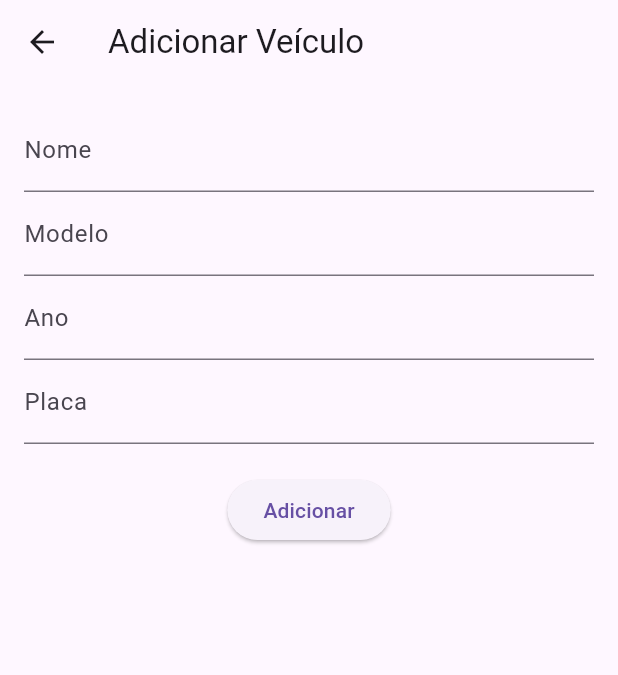
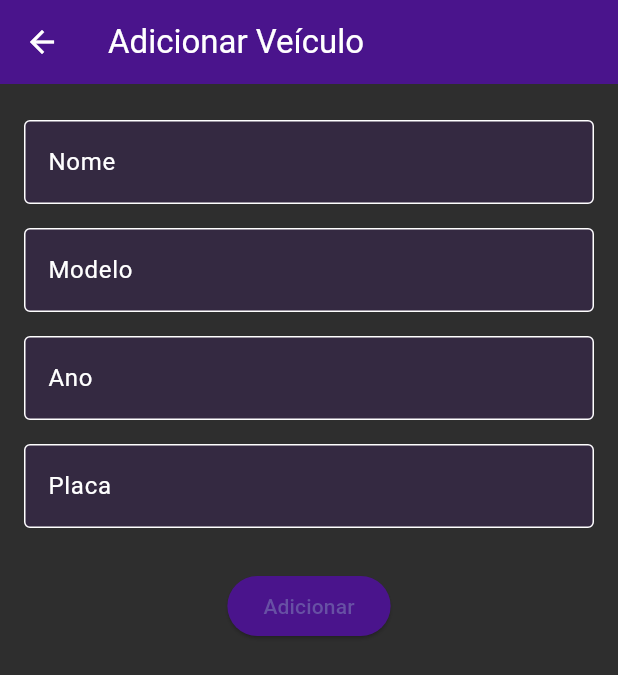
Before and after one commit to Hideyuki73/ControleAbastecimento, a Flutter app: the AdicionarVeiculoScreen screen opened directly, on a phone screen of 412 x 824 dp. Shown: the top 675 px of the screen. Run offline on Flutter 3.47's test engine with Material 3 defaults, Android fonts, the light colour scheme and no system bars; our stand-ins replace cloud_firestore, firebase_auth, firebase_core; accounts and stored records are empty.

Commit message:
Deixando as telas bonitas

```diff
--- a/lib/main.dart
+++ b/lib/main.dart
@@ -1,3 +1,9 @@
+import 'package:controle_combustivel/screens/adicionar_veiculo_screen.dart';
+import 'package:controle_combustivel/screens/historico_abastecimentos_screen.dart';
+import 'package:controle_combustivel/screens/home_screen.dart';
+import 'package:controle_combustivel/screens/login_screen.dart';
+import 'package:controle_combustivel/screens/meus_veiculos_screen.dart';
+import 'package:controle_combustivel/screens/perfil_screen.dart';
 import 'package:firebase_core/firebase_core.dart';
 import 'package:flutter/material.dart';
 import 'firebase_options.dart';
--- a/lib/screens/adicionar_veiculo_screen.dart
+++ b/lib/screens/adicionar_veiculo_screen.dart
@@ -29,35 +29,52 @@ class _AdicionarVeiculoScreenState extends State<AdicionarVeiculoScreen> {
     return Scaffold(
       appBar: AppBar(
         title: Text('Adicionar Veículo'),
+        foregroundColor: Colors.white,
+        backgroundColor: Color(0xFF4A148C),
       ),
       body: Padding(
         padding: const EdgeInsets.all(16.0),
         child: Column(
           children: [
-            TextField(
-              controller: _nomeController,
-              decoration: InputDecoration(labelText: 'Nome'),
-            ),
-            TextField(
-              controller: _modeloController,
-              decoration: InputDecoration(labelText: 'Modelo'),
-            ),
-            TextField(
-              controller: _anoController,
-              decoration: InputDecoration(labelText: 'Ano'),
-            ),
-            TextField(
-              controller: _placaController,
-              decoration: InputDecoration(labelText: 'Placa'),
-            ),
+            _buildTextField(_nomeController, 'Nome'),
+            _buildTextField(_modeloController, 'Modelo'),
+            _buildTextField(_anoController, 'Ano'),
+            _buildTextField(_placaController, 'Placa'),
             SizedBox(height: 20),
             ElevatedButton(
               onPressed: _adicionarVeiculo,
+              style: ElevatedButton.styleFrom(
+                backgroundColor: Color(0xFF4A148C),
+              ),
               child: Text('Adicionar'),
             ),
           ],
         ),
       ),
+      backgroundColor: Color(0xFF2E2E2E),
+    );
+  }
+
+  Widget _buildTextField(TextEditingController controller, String label) {
+    return Padding(
+      padding: const EdgeInsets.symmetric(vertical: 8.0),
+      child: TextField(
+        controller: controller,
+        decoration: InputDecoration(
+          labelText: label,
+          labelStyle: TextStyle(color: Colors.white),
+          filled: true,
+          fillColor: Color(0xFF4A148C).withOpacity(0.2),
+          border: OutlineInputBorder(),
+          enabledBorder: OutlineInputBorder(
+            borderSide: BorderSide(color: Colors.white),
+          ),
+          focusedBorder: OutlineInputBorder(
+            borderSide: BorderSide(color: Color(0xFF4A148C)),
+          ),
+        ),
+        style: TextStyle(color: Colors.white),
+      ),
     );
   }
 }
--- a/lib/screens/novo_abastecimento_screen.dart
+++ b/lib/screens/novo_abastecimento_screen.dart
@@ -30,6 +30,8 @@ class _NovoAbastecimentoScreenState extends State<NovoAbastecimentoScreen> {
     return Scaffold(
       appBar: AppBar(
         title: Text('Novo Abastecimento'),
+        foregroundColor: Colors.white,
+        backgroundColor: Color(0xFF4A148C)
       ),
       body: Padding(
         padding: const EdgeInsets.all(16.0),
```
Also changed, not shown: lib/screens/historico_abastecimentos_screen.dart (+15 -3 lines), lib/screens/home_screen.dart (+16 -10 lines), lib/screens/login_screen.dart (+30 -12 lines), lib/screens/meus_veiculos_screen.dart (+15 -3 lines), lib/screens/perfil_screen.dart (+33 -14 lines).
